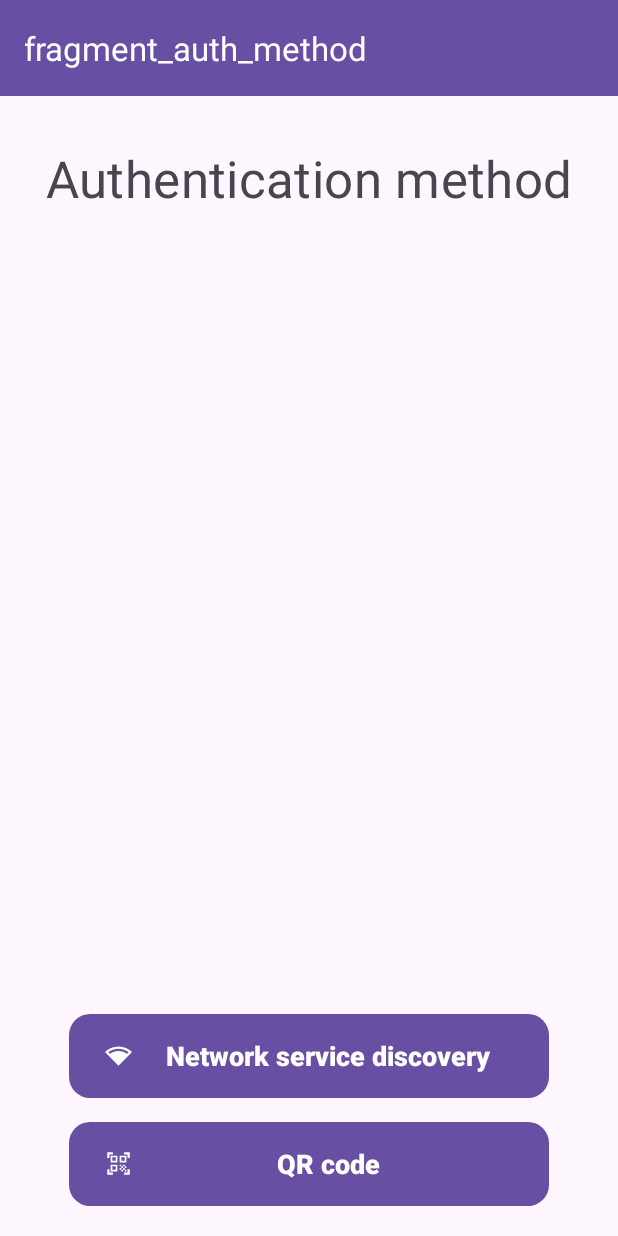
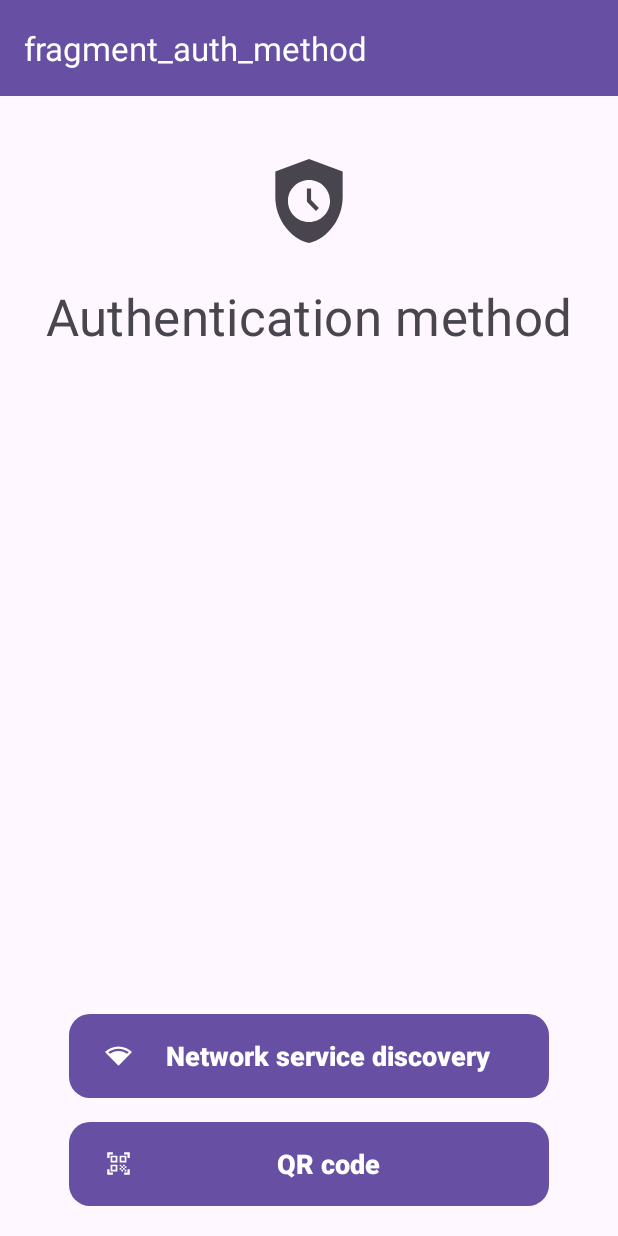
Before and after one commit to RaiseUp69/AuthGuardian, an Android app: the screen it shows after launch (MainActivity), on a phone screen of 412 x 824 dp. Run offline under Robolectric (Android 15) with nearby library versions, the phone set to English and light mode, and no system bars; our stand-ins replace navigation-ui.

Commit message:
Added logo image to fragment_auth_method.xml

```diff
--- a/app/src/main/res/layout/fragment_auth_method.xml
+++ b/app/src/main/res/layout/fragment_auth_method.xml
@@ -7,17 +7,26 @@
     android:layout_height="match_parent"
     tools:context=".fragment.AuthMethodFragment">
 
+    <ImageView
+        android:id="@+id/imgAppIcon"
+        android:layout_width="wrap_content"
+        android:layout_height="wrap_content"
+        android:contentDescription="@string/app_name"
+        android:src="@drawable/ic_launcher_foreground"
+        app:layout_constraintEnd_toEndOf="parent"
+        app:layout_constraintStart_toStartOf="parent"
+        app:layout_constraintTop_toTopOf="parent" />
+
     <TextView
         android:id="@+id/txtChoosePairingMethod"
         style="@style/TextAppearance.MaterialComponents.Headline4"
-        android:layout_width="wrap_content"
+        android:layout_width="0dp"
         android:layout_height="wrap_content"
-        android:layout_marginTop="@dimen/screen_horizontal_margin"
         android:text="@string/choose_auth_method"
         android:textAlignment="center"
         app:layout_constraintEnd_toEndOf="parent"
         app:layout_constraintStart_toStartOf="parent"
-        app:layout_constraintTop_toTopOf="parent" />
+        app:layout_constraintTop_toBottomOf="@+id/imgAppIcon" />
 
     <androidx.constraintlayout.widget.ConstraintLayout
         android:layout_width="0dp"
```
